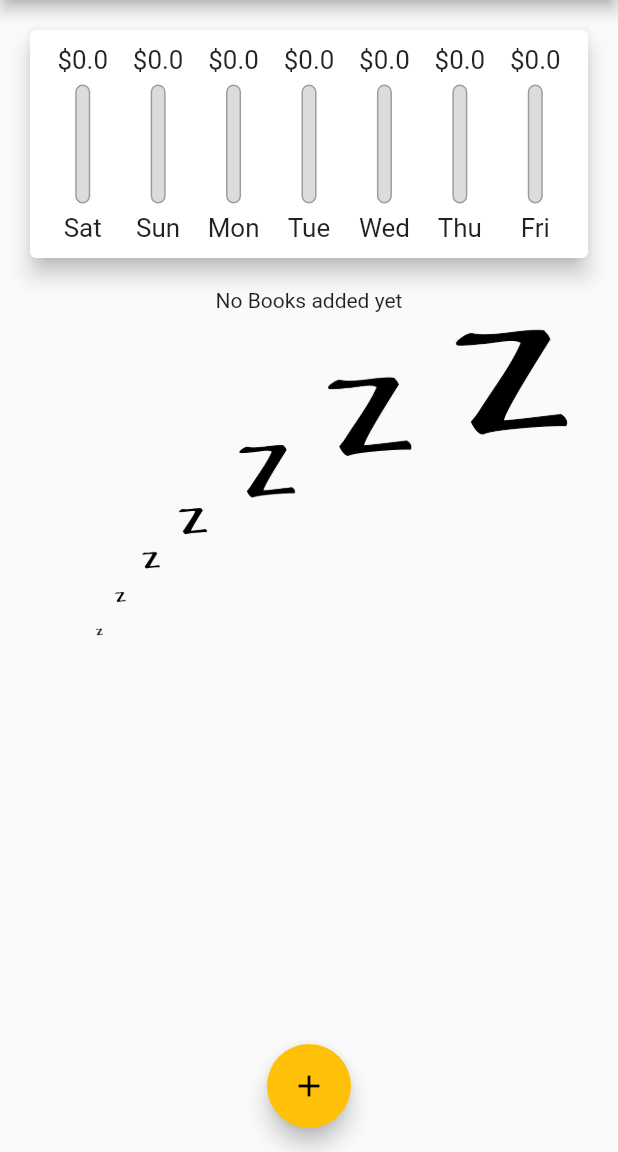
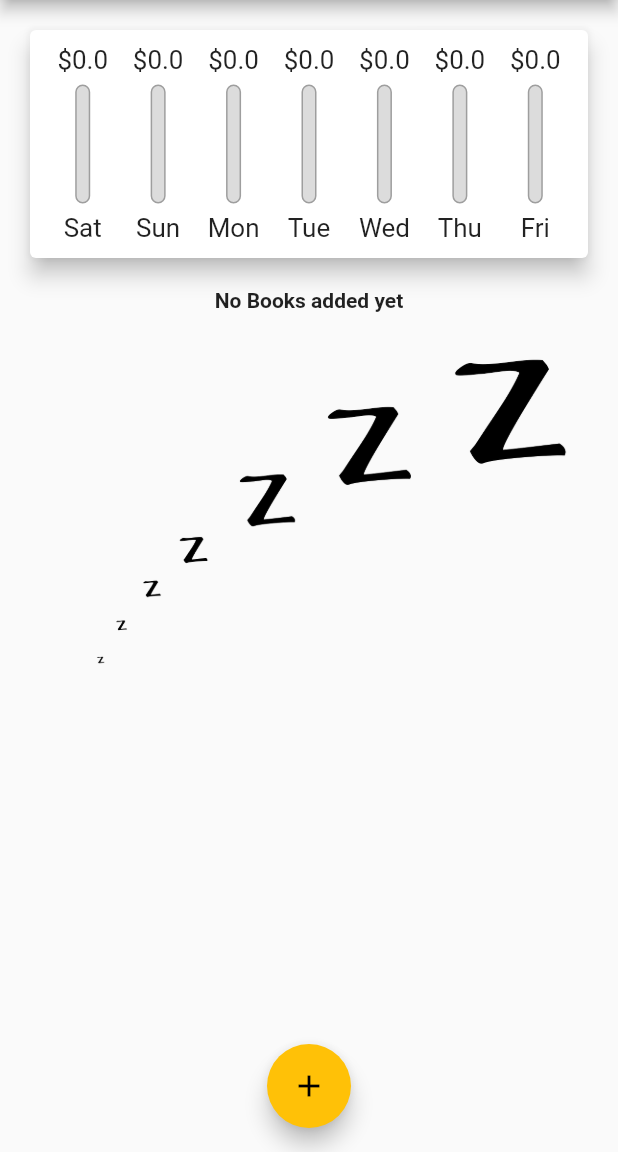
Before and after one commit to hdwhitem/Personal_Expenses_App, a Flutter app: the screen it shows after launch, after a tap on the "delete" icon, on a phone screen of 412 x 824 dp, the part 84-1236 px from its top. Run offline on Flutter 3.47's test engine with Material 2 defaults, Android fonts, the phone set to English and light mode, and no system bars.

```diff
--- a/lib/main.dart
+++ b/lib/main.dart
@@ -1,4 +1,4 @@
-import 'package:flutter/services.dart';
+//import 'package:flutter/services.dart';
 
 import 'widgets/chart.dart';
 
@@ -9,11 +9,11 @@ import 'package:flutter/material.dart';
 import 'models/book.dart';
 
 void main() {
-  WidgetsFlutterBinding.ensureInitialized();
+  /*WidgetsFlutterBinding.ensureInitialized();
   SystemChrome.setPreferredOrientations([
     DeviceOrientation.portraitUp,
     DeviceOrientation.portraitDown,
-  ]);
+  ]);*/
   runApp(const MyApp());
 }
 
@@ -52,6 +52,7 @@ class HomeScreen extends StatefulWidget {
 
 class _HomeScreenState extends State<HomeScreen> {
   late Book newBk;
+  bool _showChart = false;
   final List<Book> _userBooks = [
     Book(
       id: 'p1',
@@ -80,10 +81,10 @@ class _HomeScreenState extends State<HomeScreen> {
   }
 
   List<Book> get _recentTransactions {
-    return _userBooks.where((Tx) {
-      return Tx.date.isAfter(
+    return _userBooks.where((tx) {
+      return tx.date.isAfter(
         DateTime.now().subtract(
-          Duration(days: 7),
+          const Duration(days: 7),
         ),
       );
     }).toList();
@@ -117,6 +118,9 @@ class _HomeScreenState extends State<HomeScreen> {
 
   @override
   Widget build(BuildContext context) {
+    final isLandscape =
+        MediaQuery.of(context).orientation == Orientation.landscape;
+
     final appBar = AppBar(
       title: const Text('Flutter App'),
       actions: <Widget>[
@@ -126,6 +130,17 @@ class _HomeScreenState extends State<HomeScreen> {
         )
       ],
     );
+
+    final txListWidget = Container(
+      height: (MediaQuery.of(context).size.height -
+              appBar.preferredSize.height -
+              -MediaQuery.of(context).padding.top) *
+          0.75,
+      child: BookList(
+        books: _userBooks,
+        deleteTx: _deleteTransaction,
+      ),
+    );
     return Scaffold(
       appBar: appBar,
       body: SingleChildScrollView(
@@ -133,22 +148,40 @@ class _HomeScreenState extends State<HomeScreen> {
             //mainAxisAlignment: MainAxisAlignment.spaceAround,
             crossAxisAlignment: CrossAxisAlignment.stretch,
             children: <Widget>[
-              Container(
+              if (isLandscape)
+                Row(
+                  mainAxisAlignment: MainAxisAlignment.center,
+                  children: <Widget>[
+                    Text('Show Chart'),
+                    Switch(
+                      value: _showChart,
+                      onChanged: (val) {
+                        setState(() {
+                          _showChart = val;
+                        });
+                      },
+                    ),
+                  ],
+                ),
+              if (!isLandscape)
+                Container(
                   height: (MediaQuery.of(context).size.height -
                           appBar.preferredSize.height -
                           MediaQuery.of(context).padding.top) *
                       0.25,
-                  child: Chart(recentTransactions: _recentTransactions)),
-              Container(
-                height: (MediaQuery.of(context).size.height -
-                        appBar.preferredSize.height -
-                        -MediaQuery.of(context).padding.top) *
-                    0.75,
-                child: BookList(
-                  books: _userBooks,
-                  deleteTx: _deleteTransaction,
+                  child: Chart(recentTransactions: _recentTransactions),
                 ),
-              ),
+              if (!isLandscape) txListWidget,
+              if (isLandscape)
+                _showChart
+                    ? Container(
+                        height: (MediaQuery.of(context).size.height -
+                                appBar.preferredSize.height -
+                                MediaQuery.of(context).padding.top) *
+                            0.6,
+                        child: Chart(recentTransactions: _recentTransactions),
+                      )
+                    : txListWidget
             ]),
       ),
       floatingActionButtonLocation: FloatingActionButtonLocation.centerFloat,
--- a/lib/widgets/book_list.dart
+++ b/lib/widgets/book_list.dart
@@ -13,15 +13,26 @@ class BookList extends StatelessWidget {
   @override
   Widget build(BuildContext context) {
     return books.isEmpty
-        ? Column(
-            children: <Widget>[
-              const Text('No Books added yet'),
-              Image.asset(
-                'assets/zzz.png',
-                fit: BoxFit.cover,
-              )
-            ],
-          )
+        ? LayoutBuilder(builder: (ctx, constraints) {
+            return Column(
+              children: <Widget>[
+                const Text(
+                  'No Books added yet',
+                  style: TextStyle(fontWeight: FontWeight.bold),
+                ),
+                SizedBox(
+                  height: 20,
+                ),
+                Container(
+                  height: constraints.maxHeight * 0.4,
+                  child: Image.asset(
+                    'assets/zzz.png',
+                    fit: BoxFit.cover,
+                  ),
+                )
+              ],
+            );
+          })
         : ListView.builder(
             itemBuilder: (ctx, index) {
               return Card(
--- a/lib/widgets/new_book.dart
+++ b/lib/widgets/new_book.dart
@@ -48,10 +48,16 @@ class _NewBookState extends State<NewBook> {
 
   @override
   Widget build(BuildContext context) {
-    return Card(
+    return SingleChildScrollView(
+      child: Card(
         elevation: 5,
         child: Container(
-        padding: const EdgeInsets.all(10),
+          padding: EdgeInsets.only(
+            top: 10,
+            left: 10,
+            right: 10,
+            bottom: MediaQuery.of(context).viewInsets.bottom + 10,
+          ),
           child: Column(children: <Widget>[
             TextField(
               decoration: const InputDecoration(labelText: 'Title'),
@@ -101,6 +107,7 @@ class _NewBookState extends State<NewBook> {
             ),
           ]),
         ),
+      ),
     );
   }
 }
```
Lines whose indentation alone changed are shown as unchanged.
